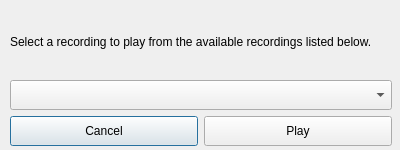
Above: selectrecording.ui from dutchgold92/TaskStalker before the change. Below: the same form after it.
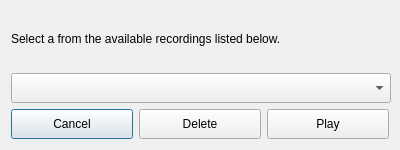
That is the form after the change.

Commit message: Recording selector can now delete files, recordings are now saved with date too + some bug fixes to recording system

```diff
--- a/selectrecording.ui
+++ b/selectrecording.ui
@@ -19,15 +19,6 @@
   <property name="windowTitle">
    <string>Select Recording</string>
   </property>
-  <widget class="QWidget" name="">
-   <property name="geometry">
-    <rect>
-     <x>10</x>
-     <y>10</y>
-     <width>382</width>
-     <height>136</height>
-    </rect>
-   </property>
    <layout class="QVBoxLayout" name="verticalLayout">
     <item>
      <widget class="QLabel" name="label">
@@ -38,7 +29,7 @@
        </size>
       </property>
       <property name="text">
-       <string>Select a recording to play from the available recordings listed below.</string>
+      <string>Select a from the available recordings listed below.</string>
       </property>
       <property name="wordWrap">
        <bool>true</bool>
@@ -49,7 +40,7 @@
      <widget class="QComboBox" name="selector">
       <property name="minimumSize">
        <size>
-        <width>0</width>
+       <width>380</width>
         <height>30</height>
        </size>
       </property>
@@ -73,6 +64,19 @@
         </property>
        </widget>
       </item>
+     <item>
+      <widget class="QPushButton" name="deleteButton">
+       <property name="minimumSize">
+        <size>
+         <width>50</width>
+         <height>30</height>
+        </size>
+       </property>
+       <property name="text">
+        <string>Delete</string>
+       </property>
+      </widget>
+     </item>
       <item>
        <widget class="QPushButton" name="playButton">
         <property name="minimumSize">
@@ -89,7 +93,6 @@
      </layout>
     </item>
    </layout>
-  </widget>
  </widget>
  <resources/>
  <connections/>
```
Lines whose indentation alone changed are shown as unchanged. The commit also changes 25 other files.
